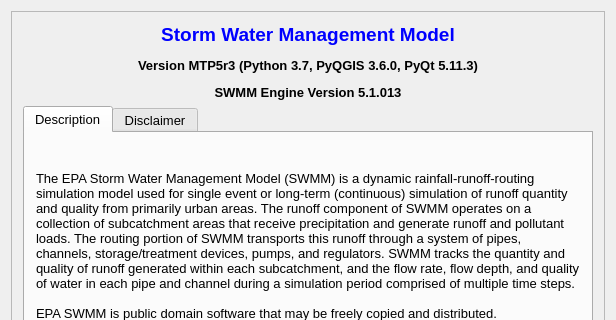
Above: src/ui/SWMM/frmAboutDesigner.ui from USEPA/SWMM-EPANET_User_Interface before the change; both pictures show x 0 to 616 and y 0 to 320 of the 616 by 503 pixel window. Below: the same form after it.
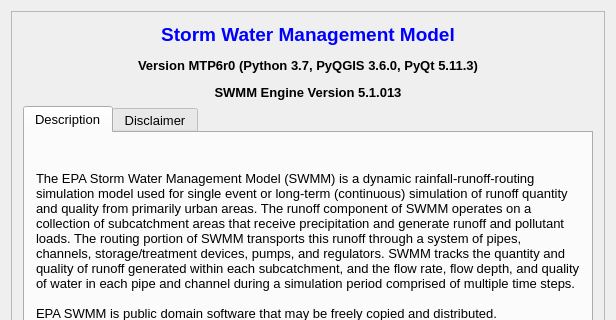
That is the form after the change.

```diff
--- a/src/ui/SWMM/frmAboutDesigner.ui
+++ b/src/ui/SWMM/frmAboutDesigner.ui
@@ -32,7 +32,7 @@
        <item>
         <widget class="QLabel" name="lblSwmm">
          <property name="text">
-          <string>&lt;html&gt;&lt;head/&gt;&lt;body&gt;&lt;p align=&quot;center&quot;&gt;&lt;span style=&quot; font-size:14pt; font-weight:600; color:#0000ff;&quot;&gt;Storm Water Management Model&lt;/span&gt;&lt;/p&gt;&lt;p align=&quot;center&quot;&gt;&lt;span style=&quot; font-weight:600; color:#000000;&quot;&gt;Version MTP5r3 (Python 3.7, PyQGIS 3.6.0, PyQt 5.11.3)&lt;/span&gt;&lt;/p&gt;&lt;p align=&quot;center&quot;&gt;&lt;span style=&quot; font-weight:600; color:#000000;&quot;&gt;SWMM Engine Version 5.1.013&lt;/span&gt;&lt;/p&gt;&lt;/body&gt;&lt;/html&gt;</string>
+          <string>&lt;html&gt;&lt;head/&gt;&lt;body&gt;&lt;p align=&quot;center&quot;&gt;&lt;span style=&quot; font-size:14pt; font-weight:600; color:#0000ff;&quot;&gt;Storm Water Management Model&lt;/span&gt;&lt;/p&gt;&lt;p align=&quot;center&quot;&gt;&lt;span style=&quot; font-weight:600; color:#000000;&quot;&gt;Version MTP6r0 (Python 3.7, PyQGIS 3.6.0, PyQt 5.11.3)&lt;/span&gt;&lt;/p&gt;&lt;p align=&quot;center&quot;&gt;&lt;span style=&quot; font-weight:600; color:#000000;&quot;&gt;SWMM Engine Version 5.1.013&lt;/span&gt;&lt;/p&gt;&lt;/body&gt;&lt;/html&gt;</string>
          </property>
         </widget>
        </item>
```
